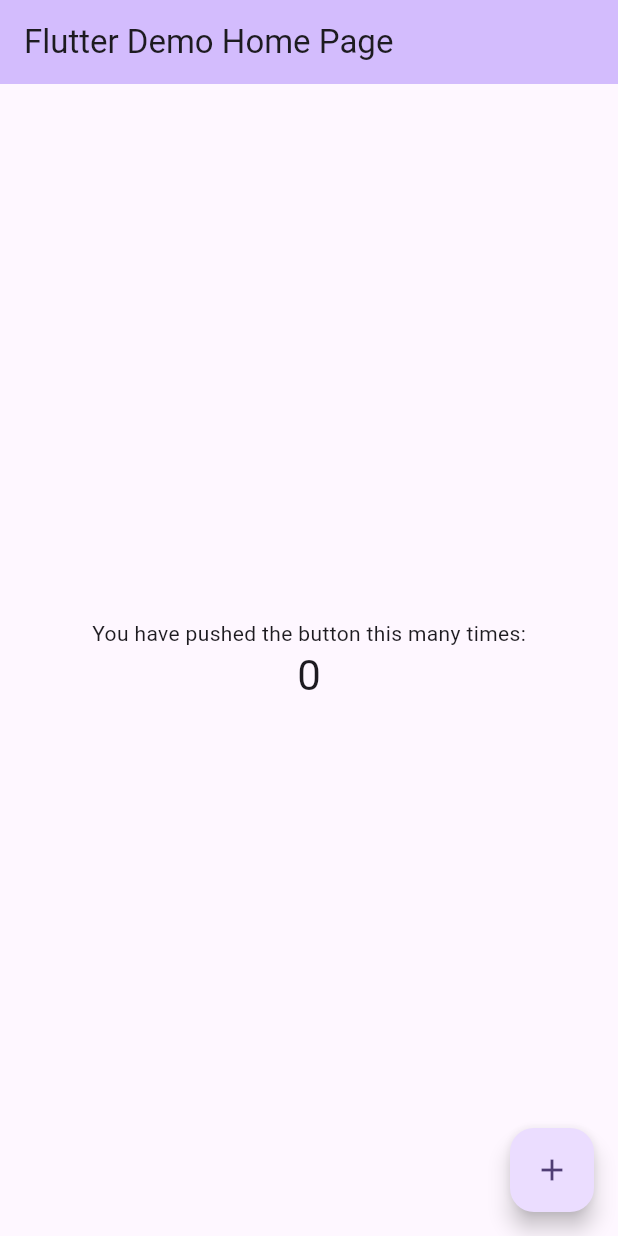
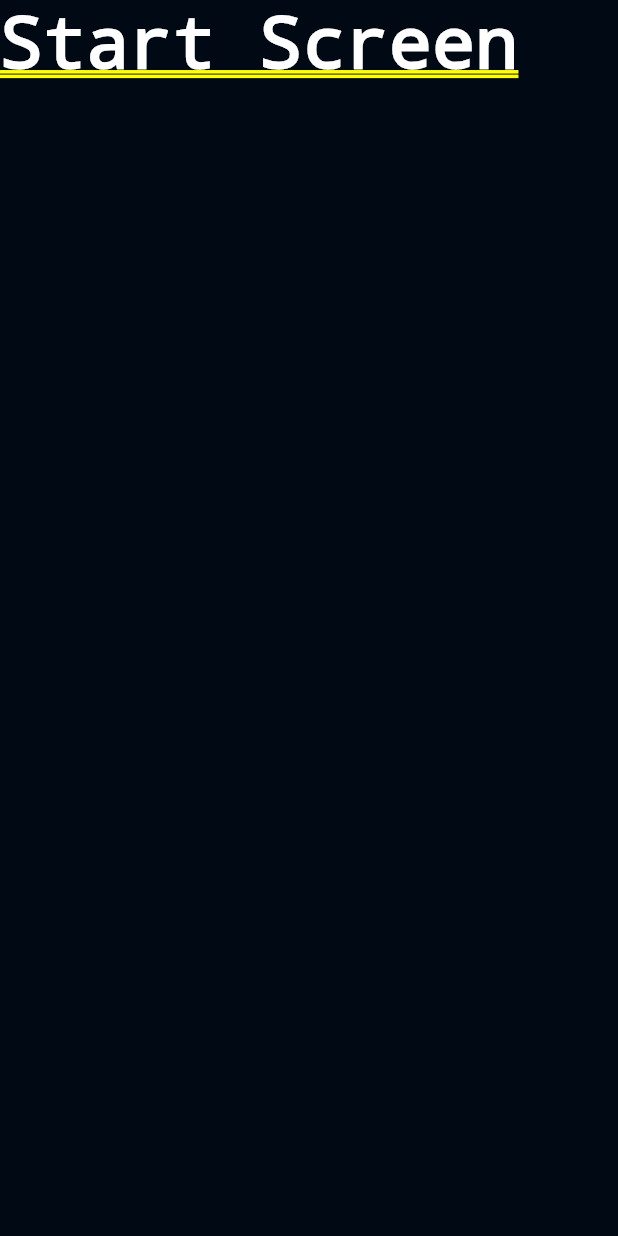
Before and after one commit to Serge-NSN/findam, a Flutter app: the screen it shows after launch, on a phone screen of 412 x 824 dp. Run offline on Flutter 3.47's test engine with Material 3 defaults, Android fonts, the phone set to English and light mode, and no system bars; our stand-ins replace animated_splash_screen, page_transition.

Commit message:
Add a splash screen with fade transition

```diff
--- a/lib/main.dart
+++ b/lib/main.dart
@@ -1,125 +1,26 @@
+import 'package:animated_splash_screen/animated_splash_screen.dart';
+import 'package:findam/main_screen.dart';
 import 'package:flutter/material.dart';
+import 'package:page_transition/page_transition.dart';
 
-void main() {
-  runApp(const MyApp());
-}
+void main() => runApp(const SplashScreen());
 
-class MyApp extends StatelessWidget {
-  const MyApp({super.key});
+class SplashScreen extends StatelessWidget {
+  const SplashScreen({super.key});
 
-  // This widget is the root of your application.
   @override
   Widget build(BuildContext context) {
     return MaterialApp(
-      title: 'Flutter Demo',
-      theme: ThemeData(
-        // This is the theme of your application.
-        //
-        // TRY THIS: Try running your application with "flutter run". You'll see
-        // the application has a purple toolbar. Then, without quitting the app,
-        // try changing the seedColor in the colorScheme below to Colors.green
-        // and then invoke "hot reload" (save your changes or press the "hot
-        // reload" button in a Flutter-supported IDE, or press "r" if you used
-        // the command line to start the app).
-        //
-        // Notice that the counter didn't reset back to zero; the application
-        // state is not lost during the reload. To reset the state, use hot
-        // restart instead.
-        //
-        // This works for code too, not just values: Most code changes can be
-        // tested with just a hot reload.
-        colorScheme: ColorScheme.fromSeed(seedColor: Colors.deepPurple),
-        useMaterial3: true,
+      title: 'Clean Code',
+      home: AnimatedSplashScreen(
+        duration: 4000,
+        splash: Image.asset('assets/img/logo.png'),
+        nextScreen: const MainScreen(),
+        splashTransition: SplashTransition.fadeTransition,
+        pageTransitionType: PageTransitionType.fade,
+        backgroundColor: const Color.fromARGB(255, 16, 16, 16),
+        splashIconSize: 250,
       ),
-      home: const MyHomePage(title: 'Flutter Demo Home Page'),
     );
   }
 }
-
-class MyHomePage extends StatefulWidget {
-  const MyHomePage({super.key, required this.title});
-
-  // This widget is the home page of your application. It is stateful, meaning
-  // that it has a State object (defined below) that contains fields that affect
-  // how it looks.
-
-  // This class is the configuration for the state. It holds the values (in this
-  // case the title) provided by the parent (in this case the App widget) and
-  // used by the build method of the State. Fields in a Widget subclass are
-  // always marked "final".
-
-  final String title;
-
-  @override
-  State<MyHomePage> createState() => _MyHomePageState();
-}
-
-class _MyHomePageState extends State<MyHomePage> {
-  int _counter = 0;
-
-  void _incrementCounter() {
-    setState(() {
-      // This call to setState tells the Flutter framework that something has
-      // changed in this State, which causes it to rerun the build method below
-      // so that the display can reflect the updated values. If we changed
-      // _counter without calling setState(), then the build method would not be
-      // called again, and so nothing would appear to happen.
-      _counter++;
-    });
-  }
-
-  @override
-  Widget build(BuildContext context) {
-    // This method is rerun every time setState is called, for instance as done
-    // by the _incrementCounter method above.
-    //
-    // The Flutter framework has been optimized to make rerunning build methods
-    // fast, so that you can just rebuild anything that needs updating rather
-    // than having to individually change instances of widgets.
-    return Scaffold(
-      appBar: AppBar(
-        // TRY THIS: Try changing the color here to a specific color (to
-        // Colors.amber, perhaps?) and trigger a hot reload to see the AppBar
-        // change color while the other colors stay the same.
-        backgroundColor: Theme.of(context).colorScheme.inversePrimary,
-        // Here we take the value from the MyHomePage object that was created by
-        // the App.build method, and use it to set our appbar title.
-        title: Text(widget.title),
-      ),
-      body: Center(
-        // Center is a layout widget. It takes a single child and positions it
-        // in the middle of the parent.
-        child: Column(
-          // Column is also a layout widget. It takes a list of children and
-          // arranges them vertically. By default, it sizes itself to fit its
-          // children horizontally, and tries to be as tall as its parent.
-          //
-          // Column has various properties to control how it sizes itself and
-          // how it positions its children. Here we use mainAxisAlignment to
-          // center the children vertically; the main axis here is the vertical
-          // axis because Columns are vertical (the cross axis would be
-          // horizontal).
-          //
-          // TRY THIS: Invoke "debug painting" (choose the "Toggle Debug Paint"
-          // action in the IDE, or press "p" in the console), to see the
-          // wireframe for each widget.
-          mainAxisAlignment: MainAxisAlignment.center,
-          children: <Widget>[
-            const Text(
-              'You have pushed the button this many times:',
-            ),
-            Text(
-              '$_counter',
-              style: Theme.of(context).textTheme.headlineMedium,
-            ),
-          ],
-        ),
-      ),
-      floatingActionButton: FloatingActionButton(
-        onPressed: _incrementCounter,
-        tooltip: 'Increment',
-        child: const Icon(Icons.add),
-      ), // This trailing comma makes auto-formatting nicer for build methods.
-    );
-  }
-}
--- /dev/null
+++ b/lib/main_screen.dart
@@ -0,0 +1,16 @@
+import 'package:flutter/material.dart';
+
+class MainScreen extends StatelessWidget {
+  const MainScreen({super.key});
+
+  @override
+  Widget build(BuildContext context) {
+    return Container(
+      color: const Color.fromARGB(255, 1, 10, 20),
+      child: const Text(
+        'Start Screen',
+        style: TextStyle(color: Colors.white),
+      ),
+    );
+  }
+}
```
Also changed, not shown: pubspec.yaml (+6 -4 lines), assets/img/logo.png (added), pubspec.lock, 1 other file.
